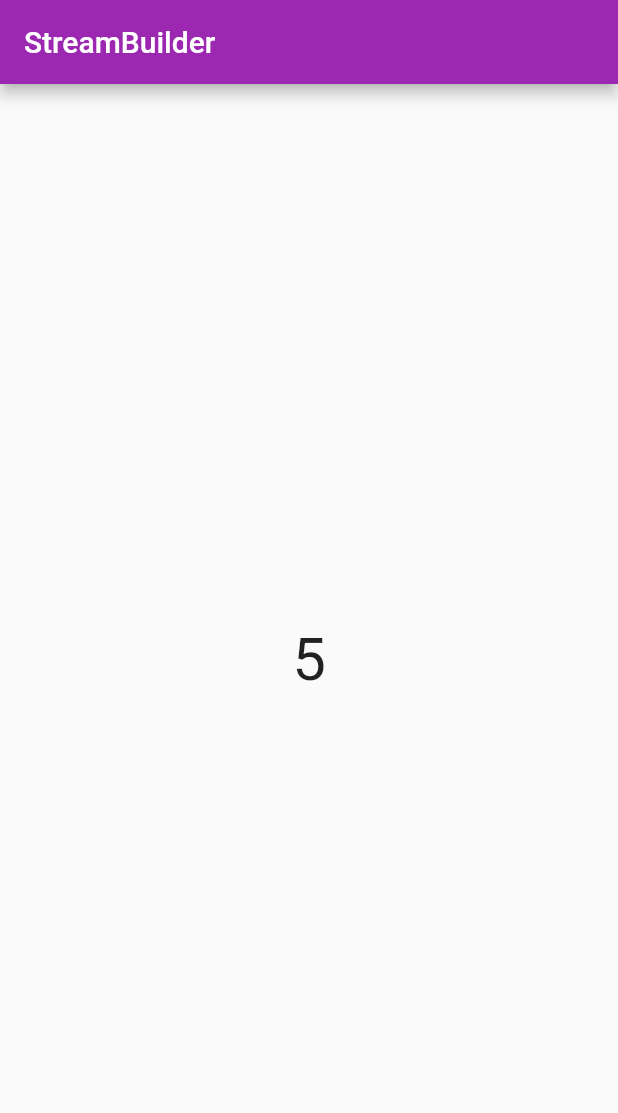
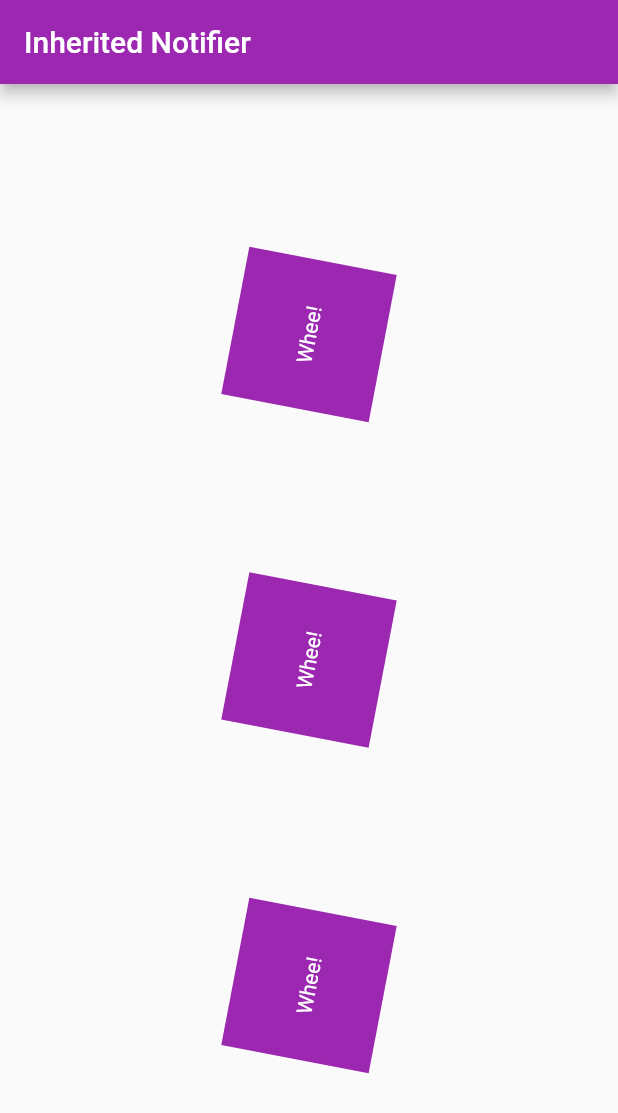
Before and after one commit to md-siam/widget_of_the_day, a Flutter app: the screen it shows after launch, on a phone screen of 412 x 824 dp. Shown: the top 1113 px of the screen. Run offline on Flutter 3.47's test engine with Material 2 defaults, Android fonts, the phone set to English and light mode, and no system bars; our stand-ins replace faker.

Commit message:
inherited_notifier

```diff
--- /dev/null
+++ b/lib/104_inherited_notifier/inherited_notifier.dart
@@ -0,0 +1,74 @@
+import 'dart:math' as math;
+import 'package:flutter/material.dart';
+
+import 'spin_mode.dart';
+
+/// more information available here:
+/// https://api.flutter.dev/flutter/widgets/InheritedNotifier-class.html
+
+class Spinner extends StatelessWidget {
+  const Spinner({Key? key}) : super(key: key);
+
+  @override
+  Widget build(BuildContext context) {
+    return Transform.rotate(
+      angle: SpinModel.of(context) * 2.0 * math.pi,
+      child: Container(
+        width: 100,
+        height: 100,
+        color: Colors.purple,
+        child: const Center(
+          child: Text('Whee!', style: TextStyle(color: Colors.white)),
+        ),
+      ),
+    );
+  }
+}
+
+class MyInheritedNotifier extends StatefulWidget {
+  const MyInheritedNotifier({Key? key}) : super(key: key);
+
+  @override
+  State<MyInheritedNotifier> createState() => _MyInheritedNotifierState();
+}
+
+/// AnimationControllers can be created with `vsync: this` because of TickerProviderStateMixin.
+class _MyInheritedNotifierState extends State<MyInheritedNotifier>
+    with TickerProviderStateMixin {
+  late AnimationController _controller;
+
+  @override
+  void initState() {
+    super.initState();
+    _controller = AnimationController(
+      duration: const Duration(seconds: 10),
+      vsync: this,
+    )..repeat();
+  }
+
+  @override
+  void dispose() {
+    _controller.dispose();
+    super.dispose();
+  }
+
+  @override
+  Widget build(BuildContext context) {
+    return Scaffold(
+      appBar: AppBar(title: const Text('Inherited Notifier')),
+      body: Center(
+        child: SpinModel(
+          notifier: _controller,
+          child: Column(
+            mainAxisAlignment: MainAxisAlignment.spaceEvenly,
+            children: const [
+              Spinner(),
+              Spinner(),
+              Spinner(),
+            ],
+          ),
+        ),
+      ),
+    );
+  }
+}
--- /dev/null
+++ b/lib/104_inherited_notifier/spin_mode.dart
@@ -0,0 +1,16 @@
+import 'package:flutter/material.dart';
+
+class SpinModel extends InheritedNotifier<AnimationController> {
+  const SpinModel({
+    Key? key,
+    AnimationController? notifier,
+    required Widget child,
+  }) : super(key: key, notifier: notifier, child: child);
+
+  static double of(BuildContext context) {
+    return context
+        .dependOnInheritedWidgetOfExactType<SpinModel>()!
+        .notifier!
+        .value;
+  }
+}
--- a/lib/main.dart
+++ b/lib/main.dart
@@ -120,7 +120,10 @@ class MyApp extends StatelessWidget {
       //home: const MyOrientationBuilder(), //* For Portrait & Landscape view
       //home: const MyPlatformDetect(),
       //home: const MyFutureBuilder(),
-      home: const MyStreamBuilder(),
+      //home: const MyStreamBuilder(),
+      //home: const MyChangeNotifier(),
+      //home: const MyValueNotifier(),
+      home: const MyInheritedNotifier(),
     );
   }
 }
--- a/lib/routes.dart
+++ b/lib/routes.dart
@@ -107,3 +107,6 @@ export '98_orientation_builder/orientation_builder.dart';
 export '99_platform_detect/platform_detect.dart';
 export '100_future_builder/future_builder.dart';
 export '101_stream_builder/stream_builder.dart';
+export '102_change_notifier/change_notifier.dart';
+export '103_value_notifier/value_notifier.dart';
+export '104_inherited_notifier/inherited_notifier.dart';
```
Also changed, not shown: lib/102_change_notifier/change_notifier.dart (added, +55 -0 lines), lib/102_change_notifier/controller.dart (added, +15 -0 lines), lib/103_value_notifier/controller.dart (added, +7 -0 lines), lib/103_value_notifier/value_notifier.dart (added, +59 -0 lines), 4 other files.
